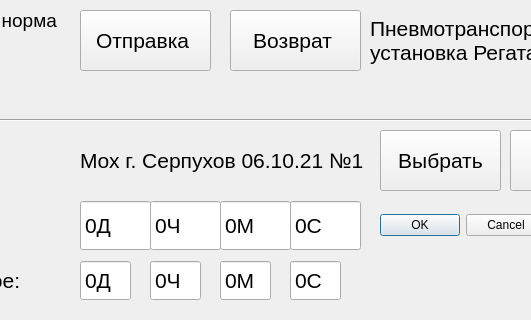
This is mainwindow.ui in beeleph/PanelRegata2 as Qt 5 draws it before an edit; both pictures show x 390 to 921 and y 140 to 460 of the 1024 by 720 pixel window. The edited form follows.
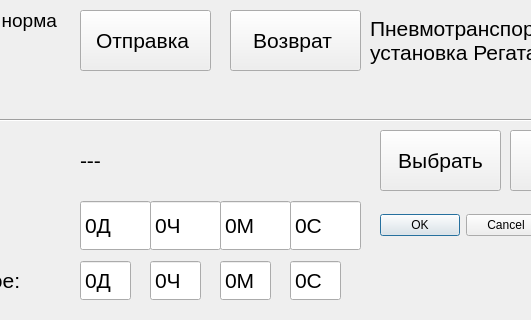
This is the edited form. Icons and pictures are not drawn. Custom widgets are drawn as their Qt base class.

```diff
--- a/mainwindow.ui
+++ b/mainwindow.ui
@@ -1165,7 +1165,7 @@
      <string notr="true"/>
     </property>
     <property name="text">
-     <string>Мох г. Серпухов 06.10.21 №1</string>
+     <string>---</string>
     </property>
     <property name="alignment">
      <set>Qt::AlignLeading|Qt::AlignLeft|Qt::AlignVCenter</set>
```
